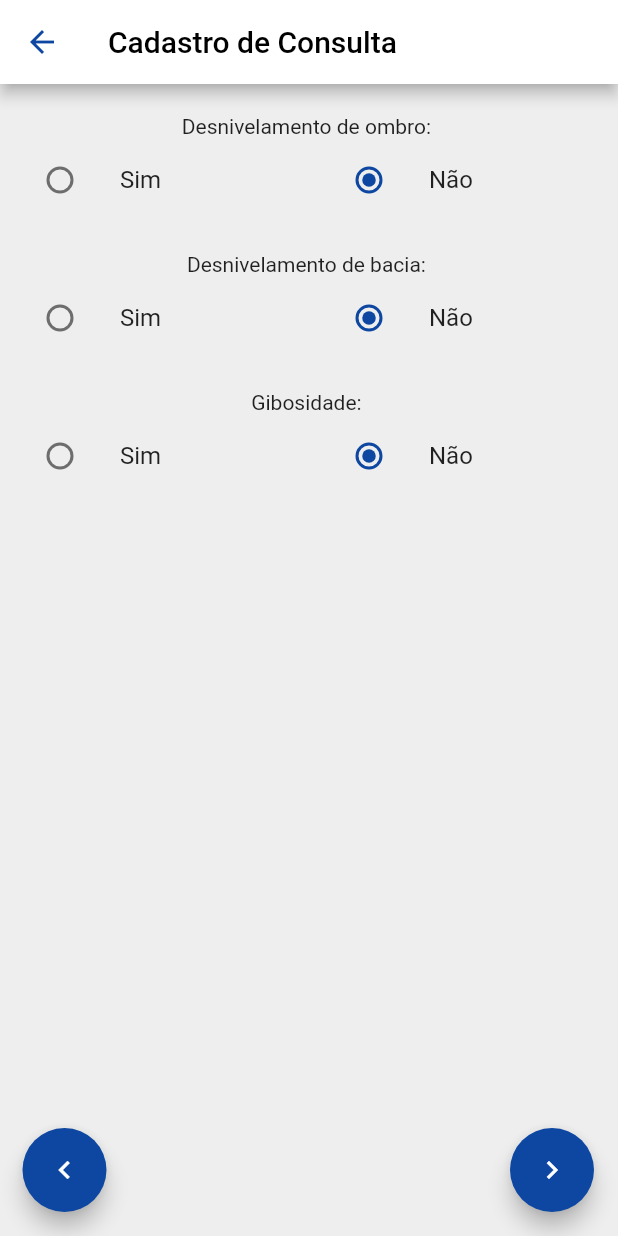
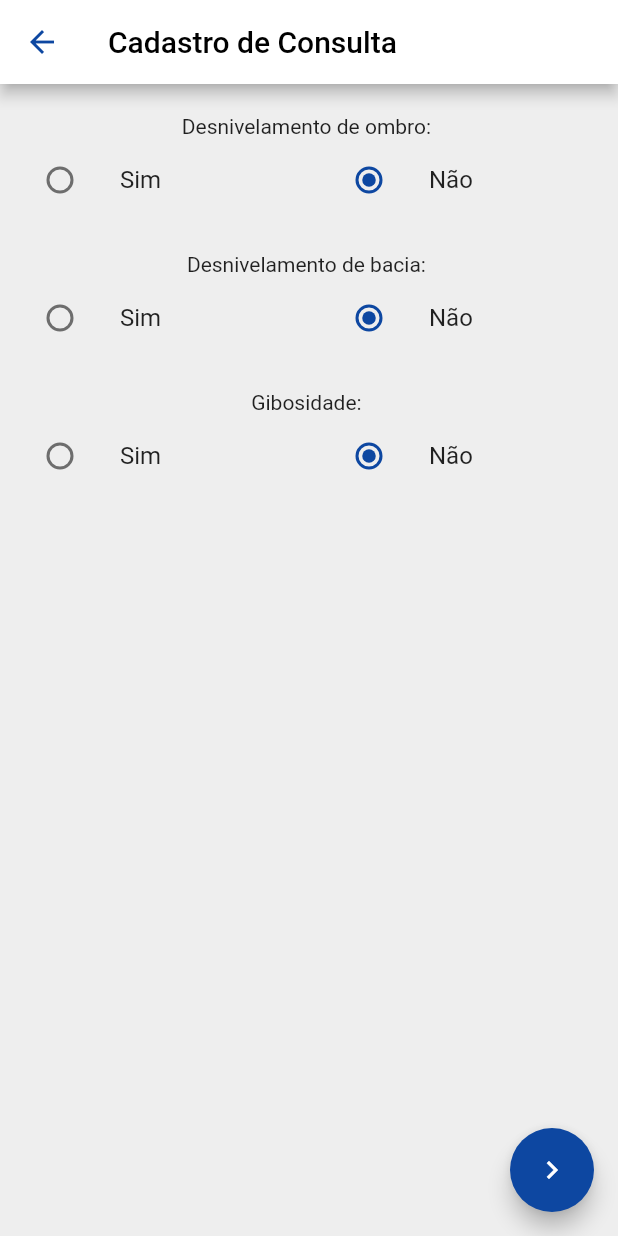
Before and after one commit to lit-ipade/ScolioApp, a Flutter app: the ConsultaForm screen opened directly with empty values, on a phone screen of 412 x 824 dp. Run offline on Flutter 3.47's test engine with Material 2 defaults, Android fonts, the phone set to English and light mode, and no system bars; our stand-ins replace firebase_auth, firebase_core, flutter_login, sqflite; accounts and stored records are empty.

```diff
--- a/lib/components/ConsultaForm.dart
+++ b/lib/components/ConsultaForm.dart
@@ -25,18 +25,18 @@ class _ConsultaFormState extends State<ConsultaForm> {
   {
     if(telaSelecionada == 3)
     {
-      widget.onSubmit(desnivelOmbro ,desnivelBacia ,gibosidade ,radiografia = false ,angulo ,maturidade );
+      widget.onSubmit(desnivelOmbro ,desnivelBacia ,gibosidade ,radiografia = false ,angulo ,maturidade);
     }
     else
     {
       widget.onSubmit(desnivelOmbro,desnivelBacia,gibosidade,radiografia,angulo,maturidade);
     }
   }
-
+  var telaSelecionada = 0;
   @override
   Widget build(BuildContext context)
   {
-  var telaSelecionada = 0;
+
   final botoes =
   [
     FloatingActionButton
@@ -86,6 +86,7 @@ class _ConsultaFormState extends State<ConsultaForm> {
           {
             telaSelecionada = 1;
           });
+          print(telaSelecionada);
         }
         else if(telaSelecionada == 4)
         {
@@ -93,6 +94,7 @@ class _ConsultaFormState extends State<ConsultaForm> {
           {
             telaSelecionada = 3;
           });
+          print(telaSelecionada);
         }
 
         else if(telaSelecionada == 5)
@@ -101,6 +103,7 @@ class _ConsultaFormState extends State<ConsultaForm> {
           {
             telaSelecionada = 4;
           });
+          print(telaSelecionada);
         }
         else if(telaSelecionada == 6)
         {
@@ -109,6 +112,7 @@ class _ConsultaFormState extends State<ConsultaForm> {
               maturidade = 0;
               telaSelecionada = 5;
             });
+            print(telaSelecionada);
         }
         else if(telaSelecionada == 7)
         {
@@ -117,6 +121,7 @@ class _ConsultaFormState extends State<ConsultaForm> {
             maturidade = 0;
             telaSelecionada = 5;
           });
+          print(telaSelecionada);
         }
         else if(telaSelecionada == 8)
         {
@@ -124,6 +129,7 @@ class _ConsultaFormState extends State<ConsultaForm> {
           {
             telaSelecionada = 4;
           });
+          print(telaSelecionada);
         }
         else if(telaSelecionada == 9)
         {
@@ -131,13 +137,15 @@ class _ConsultaFormState extends State<ConsultaForm> {
           {
             telaSelecionada = 4;
           });
+          print(telaSelecionada);
         }
         else
         {
           setState(()
-        {
-          telaSelecionada--;
-        });
+          {
+            telaSelecionada--;
+          });
+          print(telaSelecionada);
         }
       },
     ),
@@ -330,26 +338,29 @@ class _ConsultaFormState extends State<ConsultaForm> {
           ],
         ),
       ),
-      floatingActionButton: Stack
+      floatingActionButton: FloatingActionButton
       (
-        children: <Widget>
-        [
-          Align
-            (
-              alignment: Alignment.bottomRight,
-              child: botoes[0],
-            ),
-          Padding
-          (
-            padding: EdgeInsets.fromLTRB(31,0,0,0),
-            child: Align
-            (
-              alignment: Alignment.bottomLeft,
-              child: botoes[1],
-            ),
-          ),
-        ]
+        child: Icon(Icons.keyboard_arrow_right),
+        onPressed: ()
+        {
+          setState(()
+          {
+            if(telaSelecionada == 0)
+            {
+              if(desnivelBacia || desnivelOmbro || gibosidade)
+              {
+                telaSelecionada = 1;
+              }
+              else
+              {
+                return;
+              }
+            }
+          });
+        },
       ),
+      floatingActionButtonLocation: FloatingActionButtonLocation.endFloat,
+
     ),
     // -------------------------------------------------------------- Tela 1 ------------------------------------------------------------
     Scaffold
@@ -420,14 +431,14 @@ class _ConsultaFormState extends State<ConsultaForm> {
                       ),
                     ),
                   ),
-                  Container
-                  (
-                    padding: EdgeInsets.fromLTRB(0, 20, 0, 0),
-                    child: Image.asset('assets/Coluna.png'),
-                  ),
                 ],
               ),
             ),
+            Container
+                  (
+                    padding: EdgeInsets.fromLTRB(0, 20, 0, 0),
+                    child: Image.asset('assets/Coluna.png',scale: 5.0,),
+                  ),
           ],
         ),
       ),
@@ -538,12 +549,12 @@ class _ConsultaFormState extends State<ConsultaForm> {
               Padding
                 (
                   padding: const EdgeInsets.fromLTRB(10, 20, 10, 0),
-                  child: Text('Ângulo de Cobb: '),
+                  child: Text('Ângulo de Cobb: ',textAlign: TextAlign.center, style: TextStyle(fontSize: 22, fontWeight: FontWeight.bold)),
                 ),
             ),
             Container
             (
-              height: MediaQuery.of(context).size.height * 0.9,
+              height: MediaQuery.of(context).size.height * 0.6,
               child: Image.asset('assets/AnguloCobb.png'),
             )
           ],
@@ -593,7 +604,7 @@ class _ConsultaFormState extends State<ConsultaForm> {
               Padding
                 (
                   padding: const EdgeInsets.fromLTRB(10, 20, 10, 0),
-                  child: Text('Ângulo de Cobb: '),
+                  child: Text('Ângulo de Cobb: ',textAlign: TextAlign.center, style: TextStyle(fontSize: 22, fontWeight: FontWeight.bold)),
                 ),
             ),
             Container
@@ -732,7 +743,7 @@ class _ConsultaFormState extends State<ConsultaForm> {
             Padding
             (
               padding: const EdgeInsets.fromLTRB(10, 20, 10, 0),
-              child: Text('Maturidade Esquelética: '),
+              child: Text('Maturidade Esquelética: ',textAlign: TextAlign.center, style: TextStyle(fontSize: 22, fontWeight: FontWeight.bold)),
             ),
             Container
             (
@@ -1047,6 +1058,6 @@ class _ConsultaFormState extends State<ConsultaForm> {
       ),
     ),
   ];
-    return telas[0];
+    return telas[telaSelecionada];
   }
 }
--- a/lib/components/ConsultaList.dart
+++ b/lib/components/ConsultaList.dart
@@ -1,4 +1,5 @@
 import 'package:flutter/material.dart';
+import 'package:scolioapp/models/pacientes.dart';
 import '../models/avaliacao.dart';
 import 'package:intl/intl.dart';
 
@@ -6,11 +7,12 @@ class ConsultaList extends StatefulWidget
 {
 
   List<Avaliacao> consultas;
+  Paciente paciente;
   final void Function(int) onDelete;
   final void Function(Avaliacao) mostrarConsulta;
 
 
-  ConsultaList(this.consultas, this.onDelete, this.mostrarConsulta);
+  ConsultaList(this.paciente, this.consultas, this.onDelete, this.mostrarConsulta);
 
   @override
   _ConsultaListState createState() => _ConsultaListState();
--- a/lib/models/pacientes.dart
+++ b/lib/models/pacientes.dart
@@ -4,6 +4,7 @@ import 'package:flutter/foundation.dart';
 class Paciente
 {
   int id;
+  String uid;
   String nome;
   String sexo;
   String nascimento;
@@ -12,6 +13,7 @@ class Paciente
   Paciente
   ({
     this.id,
+    this.uid,
     @required this.nome,
     @required this.sexo,
     @required this.nascimento,
@@ -21,6 +23,7 @@ class Paciente
   Map<String,dynamic> toMap(){
     var map = <String, dynamic>{
       'id':id,
+      'uid':uid,
       'nome':nome,
       'sexo':sexo,
       'nascimento':nascimento,
@@ -30,6 +33,7 @@ class Paciente
 
   Paciente.fromMap(Map<String, dynamic> map){
     this.id = map['id'];
+    this.uid = map['uid'];
     this.nome = map['nome'];
     this.sexo = map['sexo'];
     this.nascimento = map['nascimento'];
@@ -37,6 +41,6 @@ class Paciente
 
   @override
   String toString(){
-    return "Paciente => (id: $id, nome: $nome, sexo: $sexo, nascimento: $nascimento)";
+    return "Paciente => (id: $id, uid:$uid,nome: $nome, sexo: $sexo, nascimento: $nascimento)";
   }
 }
```
Also changed, not shown: lib/database/databaseHelper.dart (+68 -27 lines), lib/main.dart (+77 -7 lines), lib/models/avaliacao.dart (+22 -8 lines), pubspec.lock, pubspec.yaml (line endings or trailing spaces).
